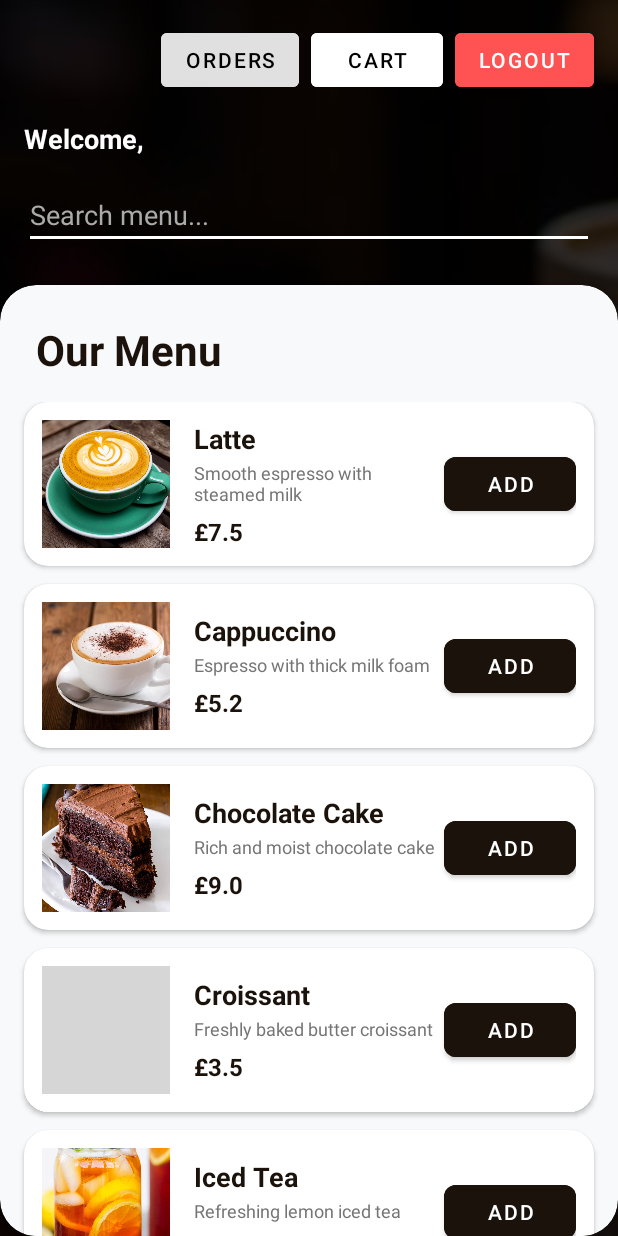
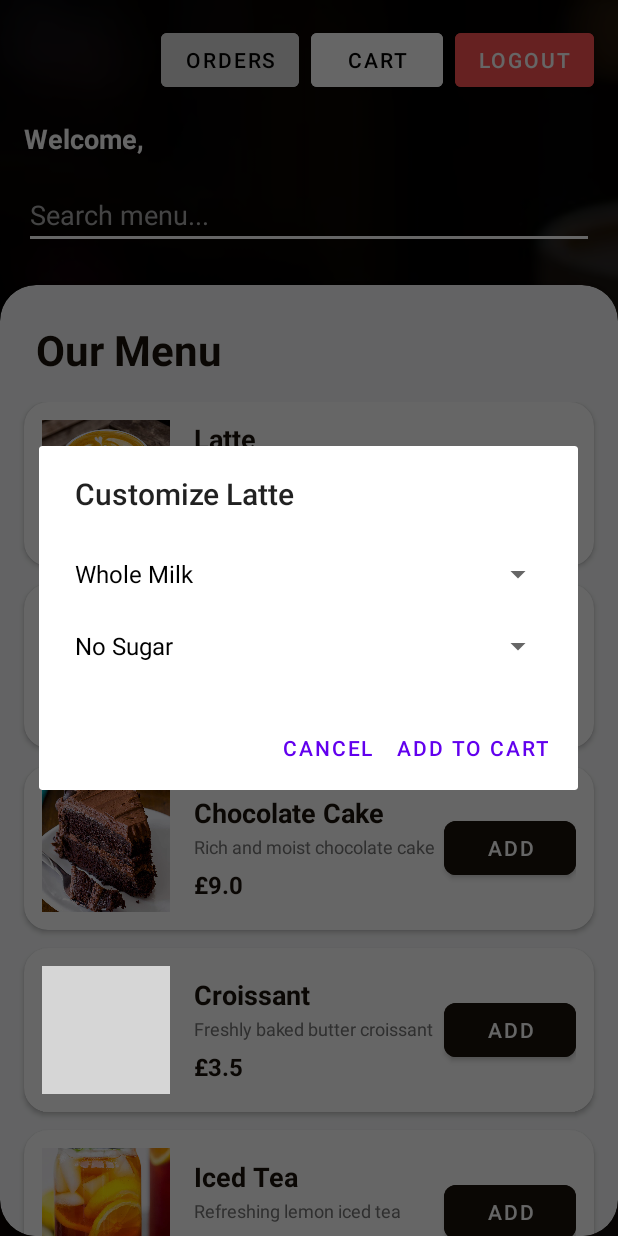
Before and after one commit to Reuben1738/Smart-Cafe, an Android app: the MenuActivity screen opened directly, with no data from a screen before it, after a tap on "ADD", on a phone screen of 412 x 824 dp. Run offline under Robolectric (Android 15) with nearby library versions, the phone set to English and light mode, and no system bars; our stand-ins replace Firebase (no records; nobody signed in at launch, a user with empty details on screens opened directly), Room's generated code; grey boxes are pictures that could not be loaded.

Commit message:
implemented item customisation for drinks and simulated payment stage

```diff
--- a/app/src/main/java/com/example/smartcafe/MenuAdapter.kt
+++ b/app/src/main/java/com/example/smartcafe/MenuAdapter.kt
@@ -1,5 +1,6 @@
 package com.example.smartcafe
 
+import android.app.AlertDialog
 import android.view.LayoutInflater
 import android.view.View
 import android.view.ViewGroup
@@ -30,14 +31,84 @@ class MenuAdapter(private val menuList: List<MenuItem>) : RecyclerView.Adapter<M
         holder.tvName.text = item.name
         holder.tvDesc.text = item.description
         holder.tvPrice.text = "£${item.price}"
-
-
         holder.ivItemImage.setImageResource(item.imageResId)
 
         holder.btnAddToCart.setOnClickListener {
-            CartManager.addToCart(item)
-            Toast.makeText(holder.itemView.context, "${item.name} added to cart!", Toast.LENGTH_SHORT).show()
+            // Check if the item is a drink that needs customization
+            val itemNameLower = item.name.lowercase()
+
+            // Added "flat white" and "hot chocolate" and "chocolate cake" exclusion
+            val isDrink = itemNameLower.contains("latte") ||
+                    itemNameLower.contains("cappuccino") ||
+                    itemNameLower.contains("mocha") ||
+                    itemNameLower.contains("americano") ||
+                    itemNameLower.contains("tea") ||
+                    itemNameLower.contains("hot chocolate") ||
+                    itemNameLower.contains("flat white")
+
+            if (isDrink) {
+                // Show dialog for drinks
+                showCustomizationDialog(holder.itemView, item)
+            } else {
+                // Just add directly to cart for food (Croissant, Cake, Toast)
+                CartManager.addToCart(item)
+                Toast.makeText(holder.itemView.context, "${item.name} added to cart!", Toast.LENGTH_SHORT).show()
+            }
         }
+    }
+
+    private fun showCustomizationDialog(view: View, originalItem: MenuItem) {
+        val milkOptions = arrayOf("Whole Milk", "Oat Milk", "Soy Milk", "No Milk")
+        val sugarOptions = arrayOf("No Sugar", "1 Sugar", "2 Sugars")
+
+        // Simple Dialog to choose Milk and Sugar
+        val builder = AlertDialog.Builder(view.context)
+        builder.setTitle("Customize ${originalItem.name}")
+
+        // Create a layout for the dialog
+        val dialogLayout = android.widget.LinearLayout(view.context)
+        dialogLayout.orientation = android.widget.LinearLayout.VERTICAL
+        val padding = (16 * view.resources.displayMetrics.density).toInt()
+        dialogLayout.setPadding(padding, padding, padding, padding)
+
+        // Milk Spinner
+        val milkSpinner = android.widget.Spinner(view.context)
+        milkSpinner.adapter = android.widget.ArrayAdapter(view.context, android.R.layout.simple_spinner_dropdown_item, milkOptions)
+        dialogLayout.addView(milkSpinner)
+
+        // Sugar Spinner
+        val sugarSpinner = android.widget.Spinner(view.context)
+        sugarSpinner.adapter = android.widget.ArrayAdapter(view.context, android.R.layout.simple_spinner_dropdown_item, sugarOptions)
+        dialogLayout.addView(sugarSpinner)
+
+        builder.setView(dialogLayout)
+
+        builder.setPositiveButton("Add to Cart") { dialog, _ ->
+            val selectedMilk = milkSpinner.selectedItem.toString()
+            val selectedSugar = sugarSpinner.selectedItem.toString()
+
+            // Create a modified item name to reflect choices (e.g., "Latte (Oat Milk, No Sugar)")
+            val customizedName = "${originalItem.name} ($selectedMilk, $selectedSugar)"
+
+            // Create a new MenuItem with the customized name
+            val customizedItem = MenuItem(
+                id = originalItem.id,
+                name = customizedName,
+                description = originalItem.description,
+                price = originalItem.price,
+                imageResId = originalItem.imageResId
+            )
+
+            CartManager.addToCart(customizedItem)
+            Toast.makeText(view.context, "$customizedName added to cart!", Toast.LENGTH_SHORT).show()
+            dialog.dismiss()
+        }
+
+        builder.setNegativeButton("Cancel") { dialog, _ ->
+            dialog.dismiss()
+        }
+
+        builder.show()
     }
 
     override fun getItemCount() = menuList.size
```
Also changed, not shown: app/src/main/java/com/example/smartcafe/CartActivity.kt (+27 -9 lines).
